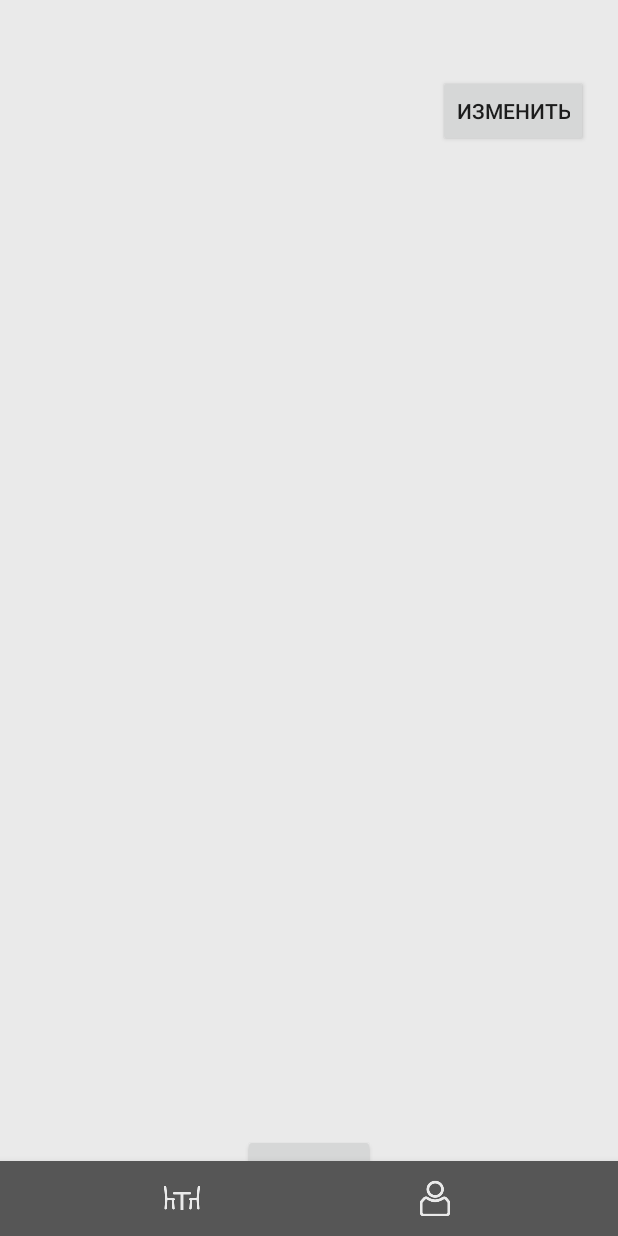
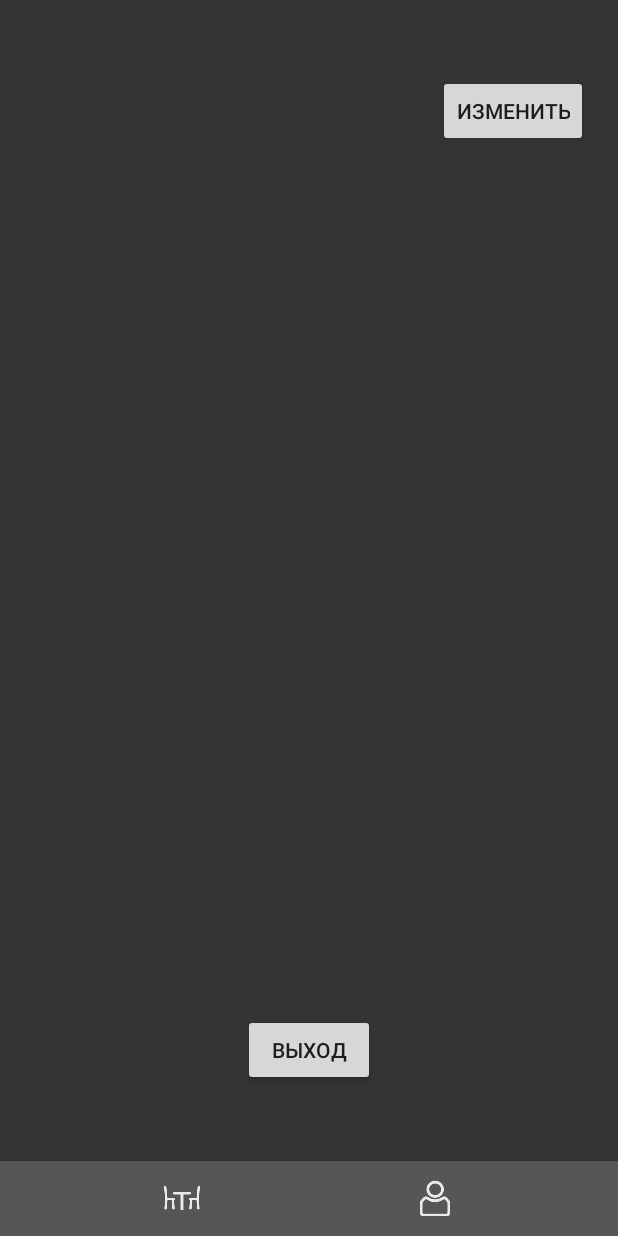
Before and after one commit to Maksbtk/PlaceReserve, an Android app: the screen it shows after launch (MainActivity), item 2 of the bottom bar chosen, on a phone screen of 412 x 824 dp. Run offline under Robolectric (Android 15) with nearby library versions, the phone set to English and light mode, and no system bars.

Commit message:
окно заведений,окно лк,окно редактирования данных лк

```diff
--- a/app/build.gradle
+++ b/app/build.gradle
@@ -28,8 +28,7 @@ dependencies {
     implementation "org.jetbrains.kotlin:kotlin-stdlib-jdk7:$kotlin_version"
     implementation 'com.android.support:appcompat-v7:28.0.0'
     implementation 'com.android.support.constraint:constraint-layout:1.1.3'
-    implementation 'com.google.firebase:firebase-database:16.0.1'
-    implementation 'com.google.firebase:firebase-auth:16.0.3'
+
     testImplementation 'junit:junit:4.12'
     androidTestImplementation 'com.android.support.test:runner:1.0.2'
     androidTestImplementation 'com.android.support.test.espresso:espresso-core:3.0.2'
--- a/app/src/main/AndroidManifest.xml
+++ b/app/src/main/AndroidManifest.xml
@@ -1,7 +1,7 @@
 <?xml version="1.0" encoding="utf-8"?>
 <manifest xmlns:android="http://schemas.android.com/apk/res/android"
-          package="com.example.placereserve">
-
+          xmlns:tools="http://schemas.android.com/tools" package="com.example.placereserve">
+    <uses-permission android:name="android.permission.INTERNET" />
     <application
             android:allowBackup="true"
 
@@ -9,17 +9,24 @@
             android:label="PR"
             android:roundIcon="@drawable/draw"
             android:supportsRtl="true"
-            android:theme="@style/AppTheme">
+            android:theme="@style/AppTheme"
+            tools:ignore="GoogleAppIndexingWarning">
+
         <activity android:name=".MainActivity"
                   android:screenOrientation="portrait">
 
 
 
             <intent-filter>
-                <action android:name="android.intent.action.MAIN"/>
+            <action android:name="android.intent.action.MAIN"/>
 
-                <category android:name="android.intent.category.LAUNCHER"/>
-            </intent-filter>
+            <category android:name="android.intent.category.LAUNCHER"/>
+        </intent-filter>
+
+
+
+
+
         </activity>
     </application>
 
--- a/app/src/main/java/com/example/placereserve/MainActivity.kt
+++ b/app/src/main/java/com/example/placereserve/MainActivity.kt
@@ -2,6 +2,7 @@ package com.example.placereserve
 
 import android.arch.lifecycle.Observer
 import android.arch.lifecycle.ViewModelProviders
+import android.content.Context
 import android.support.v7.app.AppCompatActivity
 import android.os.Bundle
 import android.support.annotation.NonNull
@@ -15,6 +16,10 @@ import android.widget.Toast
 import kotlinx.android.synthetic.main.activity_main.*
 
 import java.util.Locale.filter
+import android.view.inputmethod.InputMethodManager.HIDE_IMPLICIT_ONLY
+import android.content.Context.INPUT_METHOD_SERVICE
+import android.support.v4.content.ContextCompat.getSystemService
+import android.view.inputmethod.InputMethodManager
 
 
 class MainActivity : AppCompatActivity() {
@@ -67,7 +72,7 @@ class MainActivity : AppCompatActivity() {
             }
 
         })
-
+        //слушатель меню итемов юзер\плейсес
         val btnnvg :  BottomNavigationView = findViewById(R.id.Navigationb)
         btnnvg.setOnNavigationItemSelectedListener ( object : BottomNavigationView.OnNavigationItemSelectedListener {
            override fun onNavigationItemSelected(@NonNull item: MenuItem): Boolean {
@@ -75,11 +80,15 @@ class MainActivity : AppCompatActivity() {
                    R.id.navigation_user -> {
                        layout_user.setVisibility(View.VISIBLE)
                        layout_places.setVisibility(View.INVISIBLE)
+                       item.setEnabled(false)
+                      btnnvg.menu.findItem(R.id.navigation_places).setEnabled(true)
 
                    }
                    R.id.navigation_places -> {
                        layout_user.setVisibility(View.INVISIBLE)
                        layout_places.setVisibility(View.VISIBLE)
+                       item.setEnabled(false)
+                       btnnvg.menu.findItem(R.id.navigation_user).setEnabled(true)
 
 
                    }
@@ -87,6 +96,25 @@ class MainActivity : AppCompatActivity() {
             return false
             }
         })
+
+        save_userdata.setOnClickListener(object : View.OnClickListener {
+            override fun onClick(v: View) {
+                layout_user.setVisibility(View.VISIBLE)
+              //  layout_places.setVisibility(View.INVISIBLE)
+                Navigationb.setVisibility(View.VISIBLE)
+                layout_change.setVisibility(View.INVISIBLE)
+            }
+        })
+
+        change_data.setOnClickListener(object : View.OnClickListener {
+            override fun onClick(v: View) {
+                layout_user.setVisibility(View.INVISIBLE)
+                layout_places.setVisibility(View.INVISIBLE)
+                Navigationb.setVisibility(View.INVISIBLE)
+                layout_change.setVisibility(View.VISIBLE)
+            }
+        })
+
     }
 
 
--- a/app/src/main/res/layout/activity_main.xml
+++ b/app/src/main/res/layout/activity_main.xml
@@ -5,8 +5,8 @@
         xmlns:app="http://schemas.android.com/apk/res-auto"
         android:layout_width="match_parent"
         android:layout_height="match_parent"
-        android:background="@color/TeztColorInPLaces"
-        tools:context=".MainActivity">
+        android:background="@color/colorPrimaryDark"
+        tools:context=".MainActivity" android:id="@+id/main_framelayout">
 
 
     <android.support.design.widget.BottomNavigationView
@@ -18,38 +18,8 @@
             app:menu="@menu/navigation"
             app:labelVisibilityMode="unlabeled"
             app:itemIconTint="@color/TeztColorInPLaces"
-            app:itemTextColor="@color/TeztColorInPLaces"/>
-    <FrameLayout
-            android:layout_width="match_parent"
-            android:layout_height="match_parent" android:visibility="invisible" android:id="@+id/layout_user">
-
-        <Button
-                android:text="Выход"
-                android:layout_width="wrap_content"
-                android:layout_height="wrap_content"
-                android:id="@+id/log_out"
-                android:layout_marginBottom="20dp"
-                android:layout_gravity="bottom|center"
-
-        />
-        <Button
-                android:text="Изменить"
-                android:layout_width="wrap_content"
-                android:layout_height="wrap_content"
-                android:id="@+id/button"
-                android:layout_marginEnd="20dp"
-                android:layout_marginTop="50dp"
-                android:layout_gravity="right"
-        />
-        <ImageView
-                android:layout_gravity="center|top"
-                android:layout_width="wrap_content"
-                android:layout_height="wrap_content"
-                android:id="@+id/imageView"
-                android:layout_marginTop="50dp"
-
-        />
-    </FrameLayout>
+            app:itemTextColor="@color/TeztColorInPLaces">
+    </android.support.design.widget.BottomNavigationView>
     <FrameLayout
             android:layout_width="match_parent"
             android:layout_height="match_parent" android:id="@+id/layout_places" android:visibility="visible">
@@ -75,5 +45,117 @@
                 android:animateLayoutChanges="true"/>
 
     </FrameLayout>
+    <FrameLayout
+            android:layout_width="match_parent"
+            android:layout_height="match_parent" android:visibility="invisible"
+            android:id="@+id/layout_user"
+
+
+    >
+
+        <Button
+                android:text="Выход"
+                android:layout_width="wrap_content"
+                android:layout_height="wrap_content"
+                android:id="@+id/log_out"
+                android:layout_marginBottom="100dp"
+                android:layout_gravity="bottom|center"
+
+        />
+        <Button
+                android:text="Изменить"
+                android:layout_width="wrap_content"
+                android:layout_height="wrap_content"
+                android:id="@+id/change_data"
+                android:layout_marginEnd="20dp"
+                android:layout_marginTop="50dp"
+                android:layout_gravity="right"
+        />
+    </FrameLayout>
+    <FrameLayout
+            android:layout_width="match_parent"
+            android:layout_height="match_parent" android:id="@+id/layout_change" android:visibility="invisible">
+
+
+        <EditText
+                android:layout_gravity="top|center"
+                android:layout_marginTop="230dp"
+                android:layout_width="match_parent"
+                android:layout_height="wrap_content"
+                android:inputType="phone"
+                android:layout_marginStart="16dp"
+                android:layout_marginEnd="10dp"
+                android:text="+7"
+                android:ems="10"
+                android:textSize="20sp"
+                android:textColor="@color/TeztColorInPLaces"
+                android:id="@+id/edit_number_user"/>
+        <EditText
+
+                android:layout_marginStart="16dp"
+                android:layout_marginEnd="10dp"
+                android:layout_gravity="top|center"
+
+                android:gravity="left"
+                android:layout_marginTop="140dp"
+                android:layout_width="match_parent"
+                android:layout_height="wrap_content"
+                android:textSize="20sp"
+
+                android:textColor="@color/TeztColorInPLaces"
+                android:inputType="textPersonName"
+                android:ems="10"
+                android:id="@+id/edit_name_user"/>
+        <TextView
+                android:text="Редактировать"
+                android:layout_marginEnd="10dp"
+                android:textSize="35sp"
+                android:gravity="left"
+                android:layout_gravity="top|center"
+
+                android:layout_width="match_parent"
+                android:textColor="@color/TeztColorInPLaces"
+                android:layout_marginTop="13dp"
+
+                android:layout_height="42dp"
+                android:layout_marginStart="16dp"
+                android:lineHeight="49sp"
+                android:id="@+id/profil"
+        />
+        <TextView
+                android:layout_marginEnd="10dp"
+                android:layout_marginTop="110dp"
+                android:layout_marginStart="16dp"
+                android:text="Введите имя"
+                android:textSize="15sp"
+                android:gravity="left"
+                android:layout_gravity="top|center"
+                android:textColor="@color/TeztColorInPLaces"
+                android:layout_width="match_parent"
+                android:layout_height="25dp" android:id="@+id/text_enter_name"/>
+        <TextView
+                android:layout_marginEnd="10dp"
+                android:layout_marginTop="200dp"
+                android:layout_marginStart="16dp"
+                android:text="Введите номер телефона"
+                android:textSize="15sp"
+                android:gravity="left"
+                android:layout_gravity="top|center"
+                android:textColor="@color/TeztColorInPLaces"
+                android:layout_width="match_parent"
+                android:layout_height="25dp" android:id="@+id/text_enter_number"/>
+        <ImageButton
+                app:srcCompat="@drawable/ico_ok"
+                android:id="@+id/save_userdata"
+                android:layout_gravity="top|right"
+                android:layout_marginTop="20dp"
+
+                android:background="@color/colorPrimaryDark"
+                android:layout_width="42dp"
+                android:layout_marginEnd="10dp"
+                android:layout_height="42dp"
+                android:tint="@color/TeztColorInPLaces"
+        />
+    </FrameLayout>
 
 </FrameLayout>
--- a/app/src/main/res/menu/navigation.xml
+++ b/app/src/main/res/menu/navigation.xml
@@ -1,20 +1,19 @@
 <?xml version="1.0" encoding="utf-8"?>
-<menu  xmlns:app="http://schemas.android.com/apk/res-auto" xmlns:android="http://schemas.android.com/apk/res/android">
+<menu   xmlns:android="http://schemas.android.com/apk/res/android">
 
     <item
 
             android:id="@+id/navigation_places"
             android:icon="@drawable/table"
             android:title=""
-            android:state_checked="false"
 
-    />
+            android:enabled="false"/>
 
     <item
             android:id="@+id/navigation_user"
             android:icon="@drawable/user"
             android:title=""
-            android:state_checked="false"
 
-            />
+
+            android:enabled="true"/>
 </menu>
--- a/app/src/main/res/values/colors.xml
+++ b/app/src/main/res/values/colors.xml
@@ -3,7 +3,7 @@
     <color name="colorPrimary">#515151</color>
     <color name="colorNIGHTgrey">#565656</color>
     <color name="colorPrimaryDark">#343434</color>
-    <color name="colorAccent">#D81B60</color>
+    <color name="colorAccent">#FFFFFF</color>
     <color name="TeztColorInPLaces">#EAEAEA</color>
     <color name="TextColorAdres">#C6C6C6</color>
 
--- a/app/src/main/res/values/styles.xml
+++ b/app/src/main/res/values/styles.xml
@@ -10,5 +10,4 @@
         <item name="android:textColorHint">@android:color/white</item>
     </style>
 
-
 </resources>
```
Also changed, not shown: app/src/main/res/drawable-v24/ico_ok.png (added).
